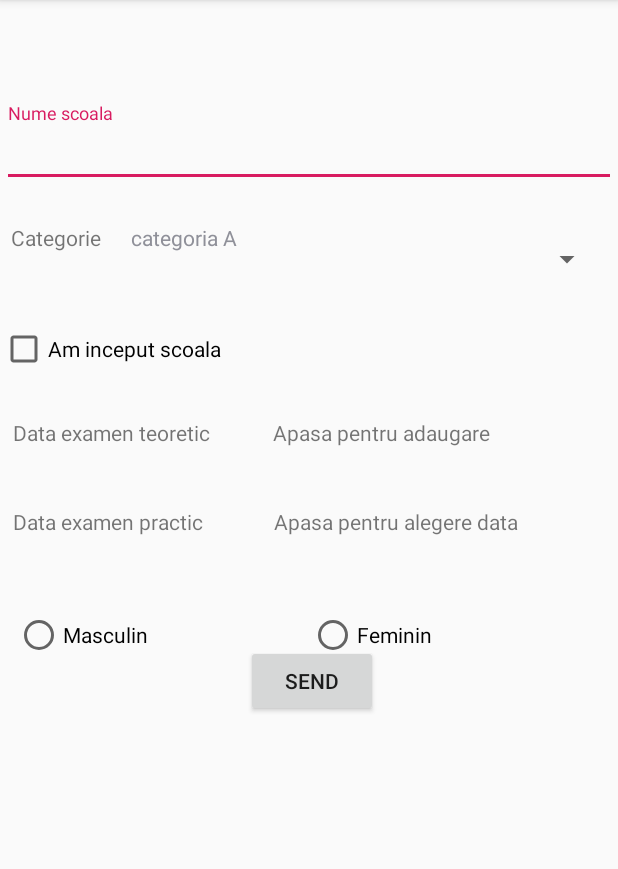
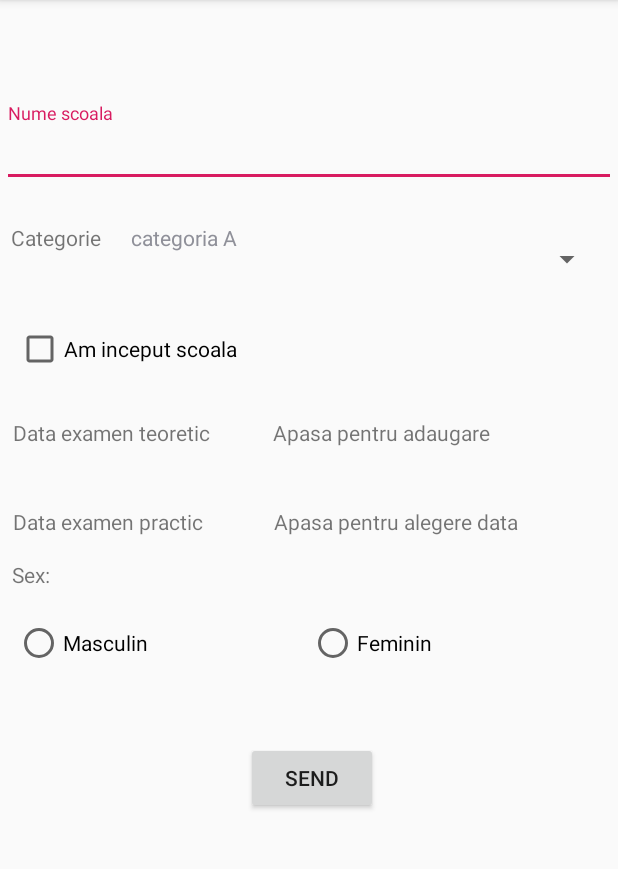
Before and after one commit to StefanLazea/driver-inneed, an Android app: the FormActivity screen opened directly, with no data from a screen before it, on a phone screen of 412 x 824 dp, the part 84-953 px from its top. Run offline under Robolectric (Android 15) with nearby library versions, the phone set to English and light mode, and no system bars.

Commit message:
form final v2

```diff
--- a/DamApp/app/src/main/res/layout/activity_form.xml
+++ b/DamApp/app/src/main/res/layout/activity_form.xml
@@ -31,12 +31,12 @@
         android:layout_width="wrap_content"
         android:layout_height="wrap_content"
         android:layout_marginStart="163dp"
-        android:layout_marginTop="430dp"
+        android:layout_marginTop="50dp"
         android:layout_marginEnd="160dp"
         android:text="@string/menu_send"
         app:layout_constraintEnd_toEndOf="parent"
         app:layout_constraintStart_toStartOf="parent"
-        app:layout_constraintTop_toTopOf="parent" />
+        app:layout_constraintTop_toBottomOf="@+id/form_rg_sex" />
 
     <Spinner
         android:id="@+id/form_spinner"
@@ -117,13 +117,13 @@
         android:layout_width="match_parent"
         android:layout_height="wrap_content"
         android:layout_marginStart="10dp"
-        android:layout_marginTop="50dp"
+        android:layout_marginTop="20dp"
         android:layout_marginEnd="10dp"
         android:orientation="horizontal"
         android:weightSum="2"
         app:layout_constraintEnd_toEndOf="parent"
         app:layout_constraintStart_toStartOf="parent"
-        app:layout_constraintTop_toBottomOf="@+id/form_date_exam_practical">
+        app:layout_constraintTop_toBottomOf="@+id/form_sex_label">
 
         <RadioButton
             android:id="@+id/form_rb_masculin"
@@ -144,9 +144,24 @@
         android:id="@+id/form_check_school"
         android:layout_width="wrap_content"
         android:layout_height="wrap_content"
+        android:layout_marginStart="10dp"
         android:layout_marginTop="20dp"
+        android:layout_marginEnd="254dp"
         android:text="Am inceput scoala"
-        app:layout_constraintTop_toBottomOf="@+id/form_spinner"
-        tools:layout_editor_absoluteX="10dp" />
+        app:layout_constraintEnd_toEndOf="parent"
+        app:layout_constraintStart_toStartOf="parent"
+        app:layout_constraintTop_toBottomOf="@+id/form_spinner" />
+
+    <TextView
+        android:id="@+id/form_sex_label"
+        android:layout_width="wrap_content"
+        android:layout_height="wrap_content"
+        android:layout_marginStart="7dp"
+        android:layout_marginTop="16dp"
+        android:layout_marginEnd="378dp"
+        android:text="Sex:"
+        app:layout_constraintEnd_toEndOf="parent"
+        app:layout_constraintStart_toStartOf="parent"
+        app:layout_constraintTop_toBottomOf="@+id/form_date_exam_practical_label" />
 
 </androidx.constraintlayout.widget.ConstraintLayout>
```
